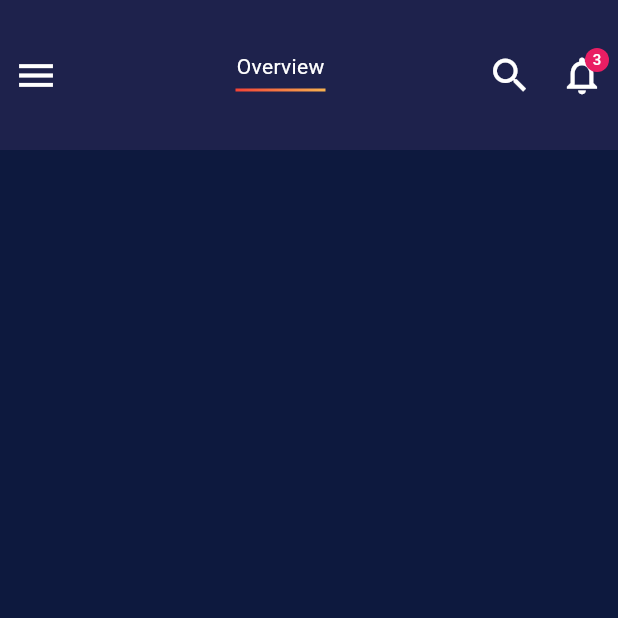
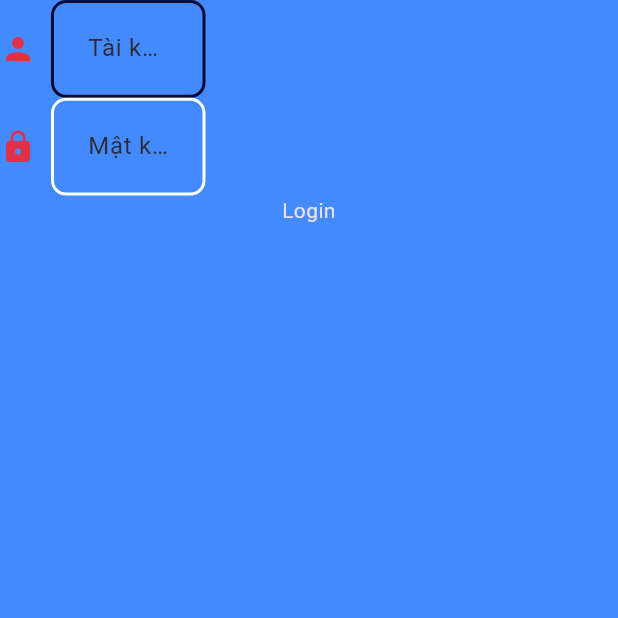
Before and after one commit to LyDuy284/SWP391_Auction_Admin, a Flutter app: the screen it shows after launch, on a phone screen of 412 x 824 dp, the top half of it. Run offline on Flutter 3.47's test engine with Material 3 defaults, Android fonts, the phone set to English and light mode, and no system bars; our stand-ins replace go_router; missing offline and left inert: dart:html, dart:js.

Commit message:
3rd change

```diff
--- a/lib/main.dart
+++ b/lib/main.dart
@@ -1,19 +1,21 @@
 import 'package:flutter/material.dart';
 import 'package:swp391_auction_admin/constants.dart';
-import 'package:swp391_auction_admin/widget_tree.dart';
+import 'package:swp391_auction_admin/router/router.dart';
+import 'package:swp391_auction_admin/screen/login_screen.dart';
+//import 'package:swp391_auction_admin/widget_tree.dart';
 
 void main() => runApp(MyApp());
 
 class MyApp extends StatelessWidget {
   @override
   Widget build(BuildContext context) {
-    return MaterialApp(
-      title: 'Auction Estate Admin',
-      theme: ThemeData(
-          primarySwatch: Colors.blue,
-          scaffoldBackgroundColor: Constants.purpleDark,
-          canvasColor: Constants.purpleLight),
-      home: WidgetTree(),
+    return MaterialApp.router(
+      debugShowCheckedModeBanner: false,
+      title: 'Flutter Demo',
+      theme: ThemeData.dark().copyWith(
+        scaffoldBackgroundColor: Colors.blueAccent,
+      ),
+      routerConfig: router,
     );
   }
 }
--- /dev/null
+++ b/lib/models/respone/user_login_model.dart
@@ -0,0 +1,126 @@
+// ignore_for_file: public_member_api_docs, sort_constructors_first
+import 'dart:convert';
+
+class UserLoginModel {
+  String? firstName;
+  String? lastName;
+  String? username;
+  String? password;
+  String? email;
+  String? address;
+  int? role;
+  String? phoneNumber;
+  String? dateOfBirth;
+  String? accessToken;
+  UserLoginModel({
+    this.firstName,
+    this.lastName,
+    this.username,
+    this.password,
+    this.email,
+    this.address,
+    this.role,
+    this.phoneNumber,
+    this.dateOfBirth,
+    this.accessToken,
+  });
+
+  UserLoginModel copyWith({
+    String? firstName,
+    String? lastName,
+    String? username,
+    String? password,
+    String? email,
+    String? address,
+    int? role,
+    String? phoneNumber,
+    String? dateOfBirth,
+    String? accessToken,
+  }) {
+    return UserLoginModel(
+      firstName: firstName ?? this.firstName,
+      lastName: lastName ?? this.lastName,
+      username: username ?? this.username,
+      password: password ?? this.password,
+      email: email ?? this.email,
+      address: address ?? this.address,
+      role: role ?? this.role,
+      phoneNumber: phoneNumber ?? this.phoneNumber,
+      dateOfBirth: dateOfBirth ?? this.dateOfBirth,
+      accessToken: accessToken ?? this.accessToken,
+    );
+  }
+
+  Map<String, dynamic> toMap() {
+    return <String, dynamic>{
+      'firstName': firstName,
+      'lastName': lastName,
+      'username': username,
+      'password': password,
+      'email': email,
+      'address': address,
+      'role': role,
+      'phoneNumber': phoneNumber,
+      'dateOfBirth': dateOfBirth,
+      'accessToken': accessToken,
+    };
+  }
+
+  factory UserLoginModel.fromMap(Map<String, dynamic> map) {
+    return UserLoginModel(
+      firstName: map['firstName'] != null ? map['firstName'] as String : null,
+      lastName: map['lastName'] != null ? map['lastName'] as String : null,
+      username: map['username'] != null ? map['username'] as String : null,
+      password: map['password'] != null ? map['password'] as String : null,
+      email: map['email'] != null ? map['email'] as String : null,
+      address: map['address'] != null ? map['address'] as String : null,
+      role: map['role'] != null ? map['role'] as int : null,
+      phoneNumber:
+          map['phoneNumber'] != null ? map['phoneNumber'] as String : null,
+      dateOfBirth:
+          map['dateOfBirth'] != null ? map['dateOfBirth'] as String : null,
+      accessToken:
+          map['accessToken'] != null ? map['accessToken'] as String : null,
+    );
+  }
+
+  String toJson() => json.encode(toMap());
+
+  factory UserLoginModel.fromJson(String source) =>
+      UserLoginModel.fromMap(json.decode(source) as Map<String, dynamic>);
+
+  @override
+  String toString() {
+    return 'UserLoginModel(firstName: $firstName, lastName: $lastName, username: $username, password: $password, email: $email, address: $address, role: $role, phoneNumber: $phoneNumber, dateOfBirth: $dateOfBirth, accessToken: $accessToken)';
+  }
+
+  @override
+  bool operator ==(covariant UserLoginModel other) {
+    if (identical(this, other)) return true;
+
+    return other.firstName == firstName &&
+        other.lastName == lastName &&
+        other.username == username &&
+        other.password == password &&
+        other.email == email &&
+        other.address == address &&
+        other.role == role &&
+        other.phoneNumber == phoneNumber &&
+        other.dateOfBirth == dateOfBirth &&
+        other.accessToken == accessToken;
+  }
+
+  @override
+  int get hashCode {
+    return firstName.hashCode ^
+        lastName.hashCode ^
+        username.hashCode ^
+        password.hashCode ^
+        email.hashCode ^
+        address.hashCode ^
+        role.hashCode ^
+        phoneNumber.hashCode ^
+        dateOfBirth.hashCode ^
+        accessToken.hashCode;
+  }
+}
--- /dev/null
+++ b/lib/router/router.dart
@@ -0,0 +1,38 @@
+import 'dart:js';
+
+import 'package:go_router/go_router.dart';
+import 'package:swp391_auction_admin/screen/login_screen.dart';
+import 'package:swp391_auction_admin/widget_tree.dart';
+
+
+
+class RouteName {
+  static const String home = '/home';
+  static const String login = '/login';
+  static const String signup = '/signup';
+
+  static const publicRoutes = [
+    home,
+    login,
+  ];
+}
+
+//nếu không có path cụ thể thì trả về trang login
+final router = GoRouter(
+  redirect: (context, state) {
+    if (RouteName.publicRoutes.contains(state.fullPath)) {
+      return null;
+    }
+    return RouteName.login;
+  },
+  routes: [
+    GoRoute(
+      path: RouteName.home,
+      builder: (context, state) => WidgetTree(),
+    ),
+    GoRoute(
+      path: RouteName.login,
+      builder: (context, state) => LoginPage(),
+    ),
+  ],
+);
--- /dev/null
+++ b/lib/screen/login_screen.dart
@@ -0,0 +1,49 @@
+import 'package:flutter/material.dart';
+import 'package:swp391_auction_admin/provider/api_provider.dart';
+import 'package:swp391_auction_admin/widgets/login_field.dart';
+import 'package:swp391_auction_admin/widgets/login_field_password.dart';
+
+class LoginPage extends StatefulWidget {
+  @override
+  _LoginPageState createState() => _LoginPageState();
+}
+
+class _LoginPageState extends State<LoginPage> {
+  TextEditingController _usernameController = TextEditingController();
+  TextEditingController _passwordController = TextEditingController();
+  final String adminUsername = "admin";
+  final String adminPassword = "password";
+
+  @override
+  Widget build(BuildContext context) {
+    return Scaffold(
+      body: Container(
+        child: Column(
+          children: [
+            LoginField(hintText: "username", controller: _usernameController),
+            LoginFieldPassword(
+                hintText: "password", controller: _passwordController),
+            Row(
+              children: [
+                Expanded(
+                  child: InkWell(
+                    onTap: () {
+                      String username = _usernameController.text;
+                      String password = _passwordController.text;
+                      ApiProvider.logins(
+                          username: username, password: password);
+                    },
+                    child: const Text(
+                      "Login",
+                      textAlign: TextAlign.center,
+                    ),
+                  ),
+                ),
+              ],
+            ),
+          ],
+        ),
+      ),
+    );
+  }
+}
--- /dev/null
+++ b/lib/widgets/login_field.dart
@@ -0,0 +1,58 @@
+import 'package:flutter/material.dart';
+
+class LoginField extends StatelessWidget {
+  final String hintText;
+  final TextEditingController controller;
+  const LoginField({
+    Key? key,
+    required this.hintText,
+    required this.controller,
+  }) : super(key: key);
+
+  @override
+  Widget build(BuildContext context) {
+    double screenWidth = MediaQuery.of(context).size.width;
+    double screenHeight = MediaQuery.of(context).size.height;
+    return Row(
+      children: [
+        const Icon(Icons.person, color: Color.fromARGB(255, 224, 48, 74)),
+        Padding(
+          padding: const EdgeInsets.only(left: 10),
+          child: ConstrainedBox(
+            constraints: BoxConstraints(
+              maxWidth: screenWidth * 0.25,
+            ),
+            child: TextFormField(
+              controller: controller,
+              style: const TextStyle(color: Color.fromARGB(255, 0, 0, 0)),
+              decoration: InputDecoration(
+                labelText: 'Tài khoản',
+                labelStyle: const TextStyle(
+                  color: Color.fromARGB(255, 43, 42, 53),
+                ),
+                contentPadding: EdgeInsets.all(screenHeight * 0.025),
+                enabledBorder: OutlineInputBorder(
+                  borderSide: const BorderSide(
+                    color: Color.fromARGB(255, 13, 10, 56),
+                    width: 2,
+                  ),
+                  borderRadius: BorderRadius.circular(10),
+                ),
+                focusedBorder: OutlineInputBorder(
+                  borderSide: const BorderSide(
+                    color: Colors.white,
+                    width: 3,
+                  ),
+                  borderRadius: BorderRadius.circular(10),
+                ),
+                hintText: hintText,
+                hintStyle:
+                    const TextStyle(color: Color.fromARGB(255, 28, 27, 27)),
+              ),
+            ),
+          ),
+        ),
+      ],
+    );
+  }
+}
--- /dev/null
+++ b/lib/widgets/login_field_password.dart
@@ -0,0 +1,63 @@
+import 'package:flutter/material.dart';
+
+
+class LoginFieldPassword extends StatelessWidget {
+  final String hintText;
+  final TextEditingController controller;
+  final bool obscureText;
+
+  const LoginFieldPassword({
+    Key? key,
+    required this.hintText,
+    required this.controller,
+    this.obscureText = true,
+  }) : super(key: key);
+
+  @override
+  Widget build(BuildContext context) {
+    double screenWidth = MediaQuery.of(context).size.width;
+    double screenHeight = MediaQuery.of(context).size.height;
+    return Row(
+      children: [
+        const Icon(Icons.lock, color: Color.fromARGB(255, 224, 48, 74)),
+        Padding(
+          padding: const EdgeInsets.only(left: 10),
+          child: ConstrainedBox(
+            constraints: BoxConstraints(
+              maxWidth: screenWidth * 0.25,
+            ),
+            child: TextFormField(
+              style: const TextStyle(color: Color.fromARGB(255, 0, 0, 0)),
+              controller: controller,
+              obscureText: obscureText,
+              decoration: InputDecoration(
+                labelText: 'Mật khẩu',
+                labelStyle: const TextStyle(
+                  color: Color.fromARGB(255, 43, 42, 53),
+                ),
+                contentPadding: EdgeInsets.all(screenHeight * 0.025),
+                enabledBorder: OutlineInputBorder(
+                  borderSide: const BorderSide(
+                    color: Colors.white,
+                    width: 2,
+                  ),
+                  borderRadius: BorderRadius.circular(10),
+                ),
+                focusedBorder: OutlineInputBorder(
+                  borderSide: const BorderSide(
+                    color: Colors.white,
+                    width: 3,
+                  ),
+                  borderRadius: BorderRadius.circular(10),
+                ),
+                hintText: hintText,
+                hintStyle: const TextStyle(color: Color.fromARGB(255, 8, 8, 8)),
+              ),
+              validator: (val) => val!.length < 6 ? 'Mật khẩu quá ngắn.' : null,
+            ),
+          ),
+        ),
+      ],
+    );
+  }
+}
--- a/pubspec.yaml
+++ b/pubspec.yaml
@@ -25,6 +25,8 @@ dependencies:
   cupertino_icons: ^1.0.2
   curved_navigation_bar: ^1.0.1
   fl_chart: ^0.36.2
+  http: ^1.2.0
+  go_router: ^13.2.0
 
 dev_dependencies:
   flutter_test:
```
Also changed, not shown: lib/page/drawer/drawer_page.dart (+4 -4 lines), lib/provider/api_provider.dart (added, +53 -0 lines), pubspec.lock, 1 other file.
